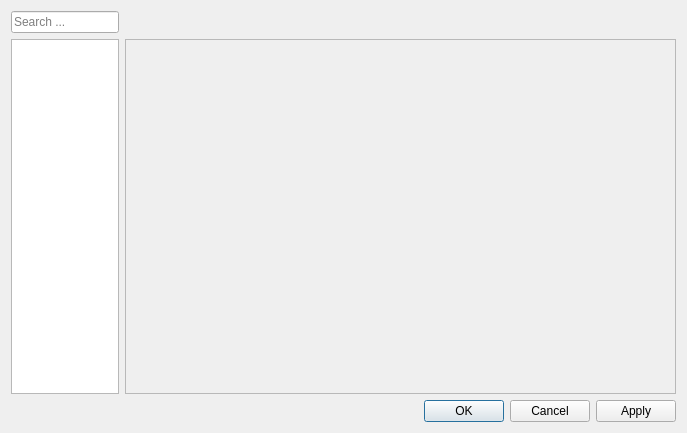
tim-gromeyer/VoiceAssistant, file ui/settingsdialog.ui: the form before one commit.
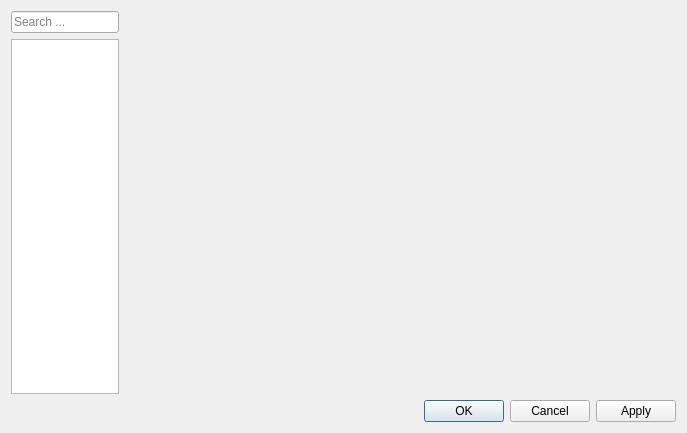
The form after the commit.

```diff
--- a/ui/settingsdialog.ui
+++ b/ui/settingsdialog.ui
@@ -45,6 +45,9 @@
      </item>
      <item row="1" column="1">
       <widget class="QScrollArea" name="scrollArea">
+       <property name="frameShape">
+        <enum>QFrame::NoFrame</enum>
+       </property>
        <property name="widgetResizable">
         <bool>true</bool>
        </property>
@@ -53,8 +56,8 @@
          <rect>
           <x>0</x>
           <y>0</y>
-          <width>534</width>
-          <height>353</height>
+          <width>536</width>
+          <height>355</height>
          </rect>
         </property>
        </widget>
```
